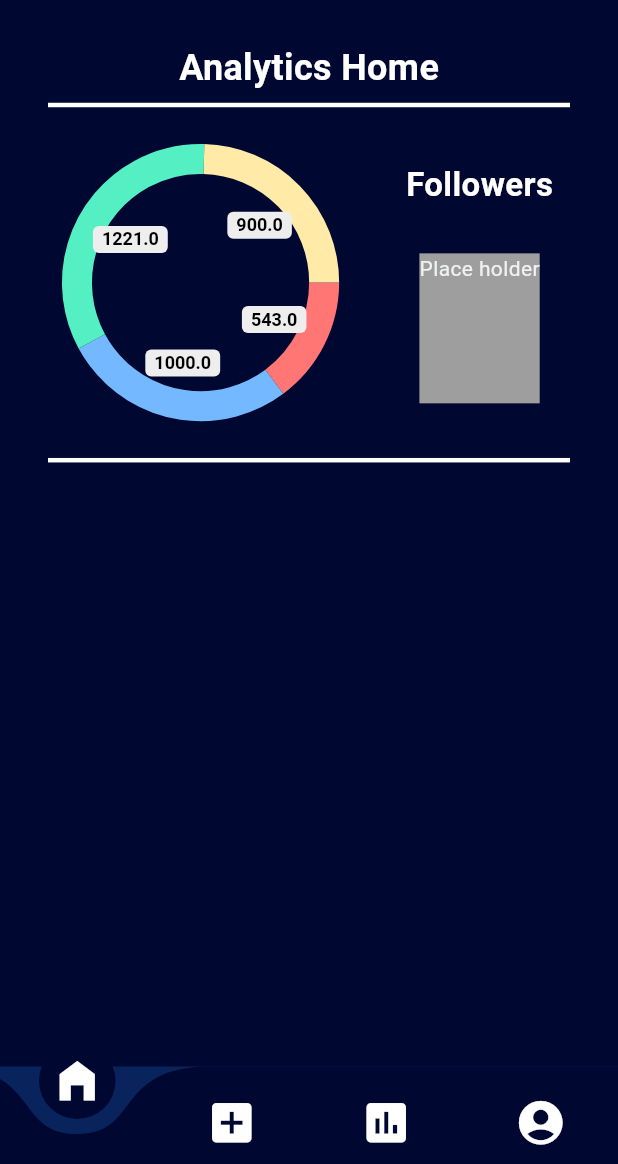
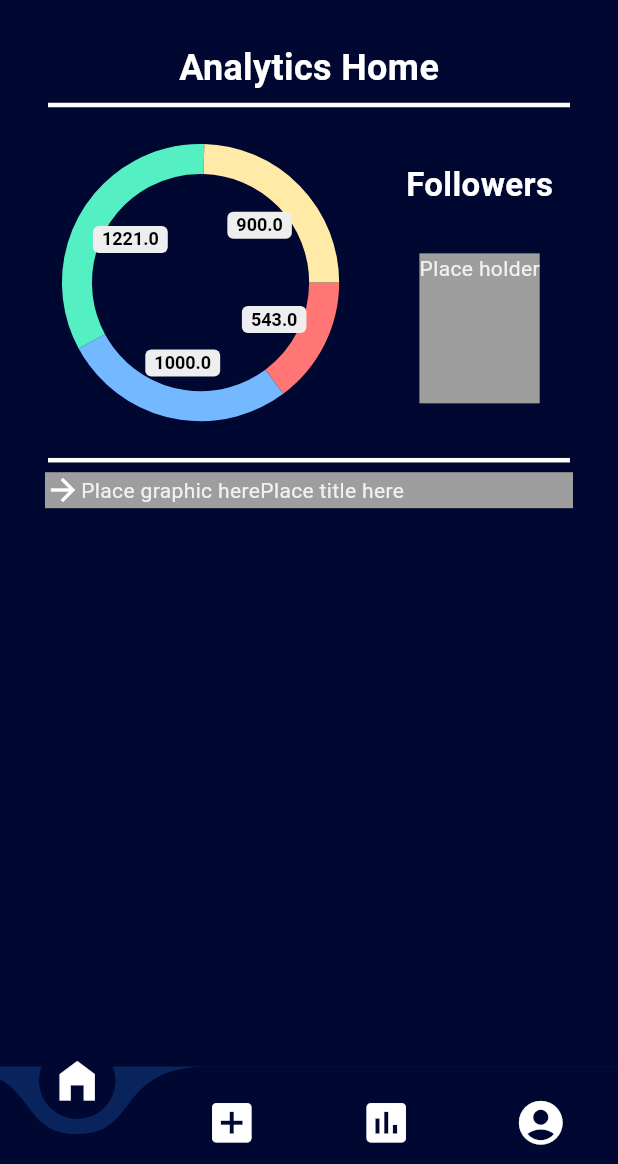
Before and after one commit to WillingDev0812/Blend, a Flutter app: the screen it shows once a user with an empty profile is signed in, swiped to page 3, on a phone screen of 412 x 824 dp, the part 72-1236 px from its top. Run offline on Flutter 3.47's test engine with Material 3 defaults, Android fonts, the phone set to English and light mode, and no system bars; drawn by our look-alikes of curved_navigation_bar, pie_chart; our stand-ins replace cloud_firestore, firebase_auth, firebase_core, flex_color_scheme, google_sign_in, image_picker and 1 more; missing offline and left inert: dart:ffi, flutter_facebook_auth; accounts and stored records are empty; network calls fail; project files that could hold a hidden picture were left out.

Commit message:
working on specific platform entries

```diff
--- a/blend/lib/pages/navPages/analytics/analytics.dart
+++ b/blend/lib/pages/navPages/analytics/analytics.dart
@@ -77,8 +77,9 @@ class _AnalyticsPageState extends State<AnalyticsPage> {
                               ),
                             ),
                           ),
-
-                          SizedBox(height: 30,),
+                          SizedBox(
+                            height: 30,
+                          ),
                           Container(
                             height: 100.0,
                             color: Colors.grey,
@@ -97,6 +98,16 @@ class _AnalyticsPageState extends State<AnalyticsPage> {
                     indent: 12.0,
                     endIndent: 12.0,
                   ),
+                  Container(
+                    padding: EdgeInsets.symmetric(horizontal: 10.0),
+                    child: Column(
+                      children: [
+                        PlatformEntry(
+                            mediaName: "Youtube",
+                            icon: Icons.arrow_forward_outlined)
+                      ],
+                    ),
+                  )
                 ],
               ),
             ),
@@ -106,3 +117,23 @@ class _AnalyticsPageState extends State<AnalyticsPage> {
     );
   }
 }
+
+class PlatformEntry extends StatelessWidget {
+  String mediaName;
+  IconData icon;
+  PlatformEntry({required this.mediaName, required this.icon});
+  @override
+  Widget build(BuildContext context) {
+    return Container(
+        color: Colors.grey[500],
+        child: Row(
+          children: [
+            Icon(icon),
+            Text("Place graphic here"),
+            Column(
+              children: [Text("Place title here")],
+            )
+          ],
+        ));
+  }
+}
```
